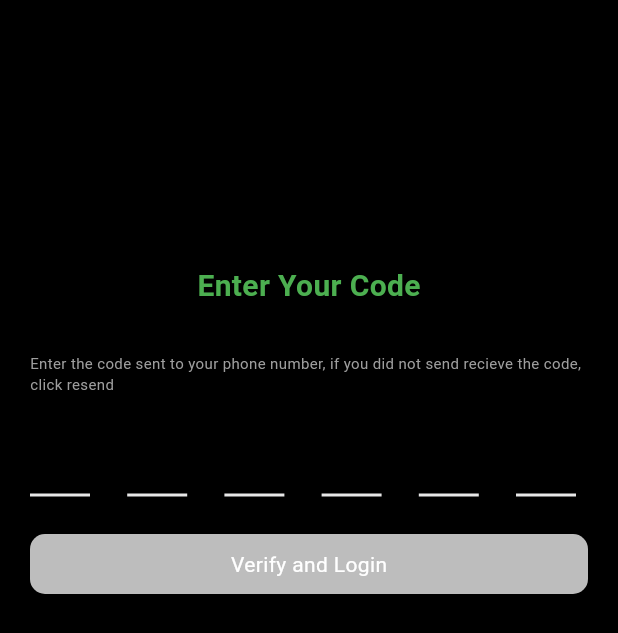
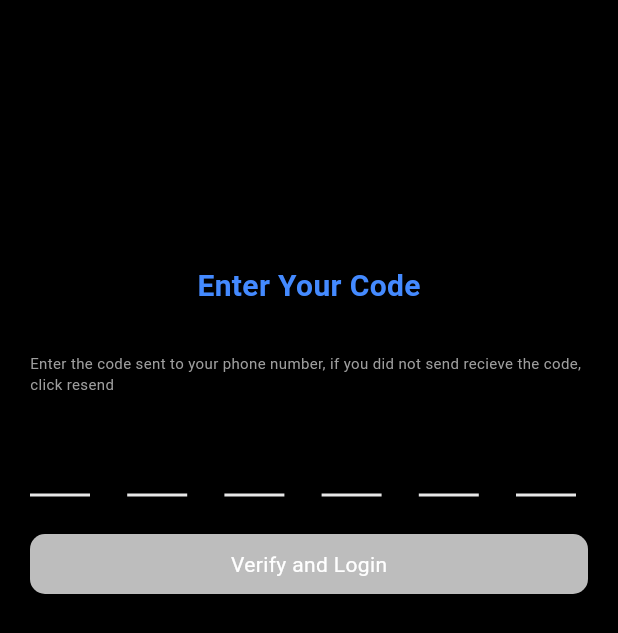
Before and after one commit to Akotox/phone_otp_verification, a Flutter app: the screen it shows after launch, swiped to page 2, on a phone screen of 412 x 824 dp. Shown: the top 633 px of the screen. Run offline on Flutter 3.47's test engine with Material 3 defaults, Android fonts, the phone set to English and light mode, and no system bars; drawn by our look-alikes of flutter_otp_text_field.

Commit message:
Update version to 1.0.2 and make theme color changeable

```diff
--- a/example/lib/main.dart
+++ b/example/lib/main.dart
@@ -35,7 +35,7 @@ class _HomePageState extends State<HomePage> {
     return PhoneVerification(
       isFirstPage: true,
       enableLogo: false,
-      themeColor: Colors.green,
+      themeColor: Colors.blueAccent,
       backgroundColor: Colors.black,
       textColor: Colors.white,
       onSend: (String value) {
--- a/lib/phone_verification.dart
+++ b/lib/phone_verification.dart
@@ -414,7 +414,7 @@ class _PhoneVerificationState extends State<PhoneVerification> {
                             decoration: BoxDecoration(
                               color: verificationCode != null &&
                                       verificationCode!.length == 6
-                                  ? Colors.green.shade600
+                                  ? widget.themeColor ?? Colors.green.shade600
                                   : Colors.grey.shade400,
                               borderRadius: BorderRadius.circular(10),
                             ),
--- a/pubspec.yaml
+++ b/pubspec.yaml
@@ -1,6 +1,6 @@
 name: phone_otp_verification
 description: This Flutter package is a comprehensive solution designed for applications requiring country selection with phone codes and OTP (One-Time Password) verification. It offers a seamless and efficient user experience with an array of customizable features, making it an ideal choice for any Flutter application that needs robust authentication and country selection functionality.
-version: 1.0.1
+version: 1.0.2
 homepage: https://github.com/Akotox/phone_otp_verification.git
 
 environment:
```
Also changed, not shown: 2 other files.
